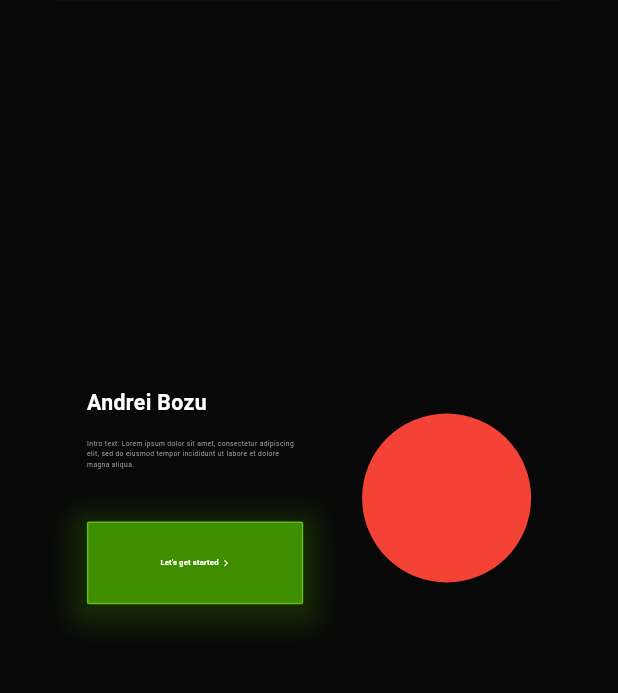
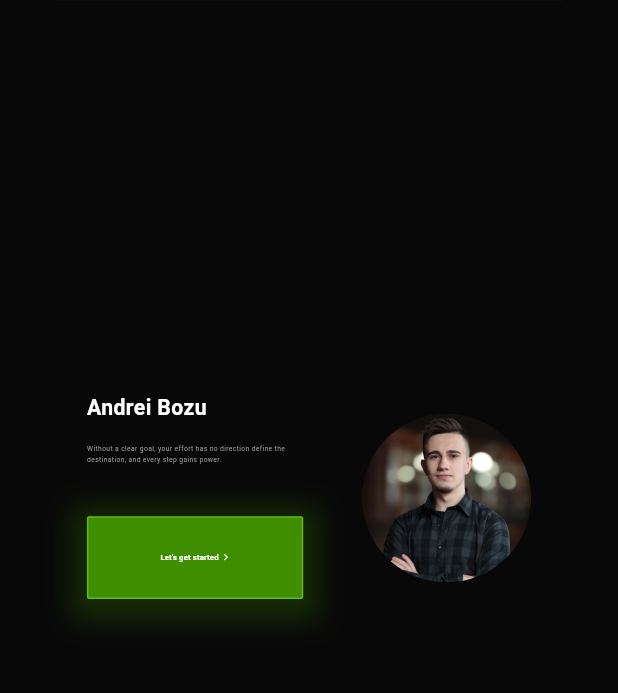
Before and after one commit to AndreiBozu/presentation_portfolio, a Flutter app: the screen it shows after launch, on a phone screen of 412 x 824 dp, the part 120-813 px from its top. Run offline on Flutter 3.47's test engine with Material 3 defaults, Android fonts, the phone set to English and light mode, and no system bars; our stand-ins replace carousel_slider, flutter_riverpod, flutter_screenutil, flutter_svg, go_router, youtube_player_iframe; missing offline and left inert: country_flags.

Commit message:
landing page descriptions

```diff
--- a/lib/core/constant.dart
+++ b/lib/core/constant.dart
@@ -1,10 +1,11 @@
 
 class Constant {
   static const String myName = "Andrei Bozu";
-  static const String introText = "Intro text: Lorem ipsum dolor sit amet, consectetur adipiscing elit, sed do eiusmod tempor incididunt ut labore et dolore magna aliqua.";
-  static const String caseStudiesDescription = "Here are some projects I've completed, either for clients or as personal endeavors to explore and deepen my understanding of specific technologies.";
-  static const String recentWorksDescription = "Here are some projects I've completed, either for clients or as personal endeavors to explore and deepen my understanding of specific technologies.";
-  static const String getInTouchDescription = "Here are some projects I've completed, either for clients or as personal endeavors to explore and deepen my understanding of specific technologies.";
+  static const String introText = "Without a clear goal, your effort has no direction define the destination, and every step gains power.";
+  static const String caseStudiesDescription = "The following projects have been instrumental in shaping my professional development. Through them, I have honed my skills in the field and gained a clearer vision of my future career direction.";
+  static const String skillsDescription = "Abilities are not merely instruments of success, but reflections of patience shaped by perseverance through failure and the courage to begin again. They are not the product of luck, but of quiet dedication on days without recognition, driven by the belief that, in time, one's work will speak for itself.";
+  static const String recentWorksDescription = "Presented here are several recent works some integral to larger projects, others developed independently to apply and reinforce specific knowledge.";
+  static const String getInTouchDescription = "For further information, please feel free to reach out by completing the form below or by connecting with me on LinkedIn.";
 
   /// Project text short descriptions
   static const String ratifyIdShortDescription = "Lorem ipsum dolor sit amet, consectetur adipiscing elit, sed do eiusmod tempor incididunt ut labore et dolore magna aliqua. sed do eiusmod tempor incididunt ut labore et dolore magna.";
@@ -18,4 +19,7 @@ class Constant {
   ///Links
   static const String linkedinUrl = "https://www.linkedin.com/in/andrei-bozu-057408194/";
   static const String githubUrl = "https://github.com/AndreiBozu";
+
+  ///Assets
+  static const String avatar = "assets/images/avatar.jpeg";
 }
--- a/lib/presentation/pages/landing_page_components/case_studies.dart
+++ b/lib/presentation/pages/landing_page_components/case_studies.dart
@@ -24,7 +24,7 @@ class CaseStudies extends StatelessWidget {
         crossAxisAlignment: CrossAxisAlignment.center,
         mainAxisAlignment: MainAxisAlignment.center,
         children: [
-          SizedBox(height: 100.h),
+          SizedBox(height: 80.h),
           Text(
             "Case studies",
             style: TextStyles.sectionTitleNameBlack,
--- a/lib/presentation/pages/landing_page_components/home.dart
+++ b/lib/presentation/pages/landing_page_components/home.dart
@@ -63,12 +63,15 @@ class Home extends StatelessWidget {
                   ],
                 ),
               ),
-              Container(
+              SizedBox(
                 width: 350.w,
                 height: 350.w,
-                decoration: BoxDecoration(
-                  color: Colors.red,
-                  borderRadius: BorderRadius.circular(175.w),
+                child: ClipRRect(
+                  borderRadius: BorderRadius.circular(350.sp),
+                  child: Image.asset(
+                    Constant.avatar,
+                    fit: BoxFit.fill,
+                  ),
                 ),
               )
             ],
--- a/lib/presentation/pages/landing_page_components/recent_work.dart
+++ b/lib/presentation/pages/landing_page_components/recent_work.dart
@@ -33,7 +33,7 @@ class _RecentWorkState extends State<RecentWork> {
         crossAxisAlignment: CrossAxisAlignment.center,
         mainAxisAlignment: MainAxisAlignment.center,
         children: [
-          SizedBox(height: 100.h),
+          SizedBox(height: 80.h),
           Text(
             "Recent work",
             style: TextStyles.sectionTitleNameBlack,
--- a/lib/presentation/pages/landing_page_components/skills.dart
+++ b/lib/presentation/pages/landing_page_components/skills.dart
@@ -30,16 +30,16 @@ class _SkillsState extends State<Skills> {
       child: Center(
         child: Column(
           children: [
-            SizedBox(height: 100.h),
+            SizedBox(height: 80.h),
             Text(
               "Skills",
               style: TextStyles.sectionTitleNameWhite,
             ),
             SizedBox(height: 20.h),
             SizedBox(
-              width: ScreenUtil().screenWidth * 0.5,
+              width: ScreenUtil().screenWidth * 0.6,
               child: Text(
-                Constant.recentWorksDescription,
+                Constant.skillsDescription,
                 textAlign: TextAlign.center,
                 style: TextStyles.paragraphGrey,
               ),
```
Also changed, not shown: assets/images/avatar.jpeg (added).
